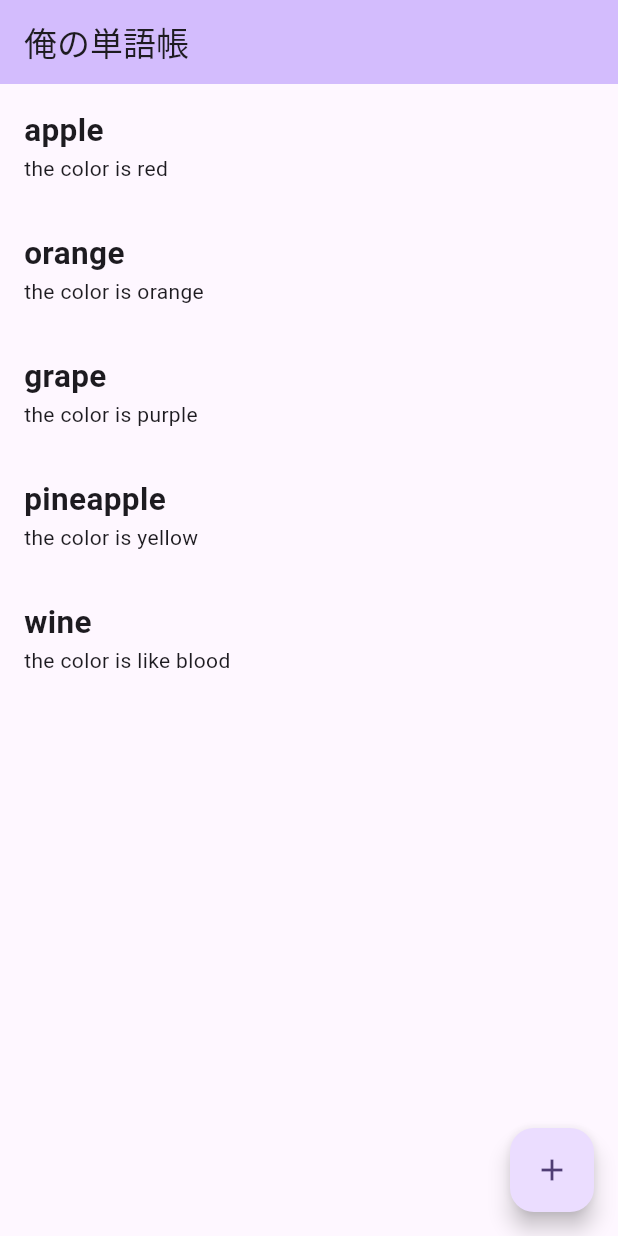
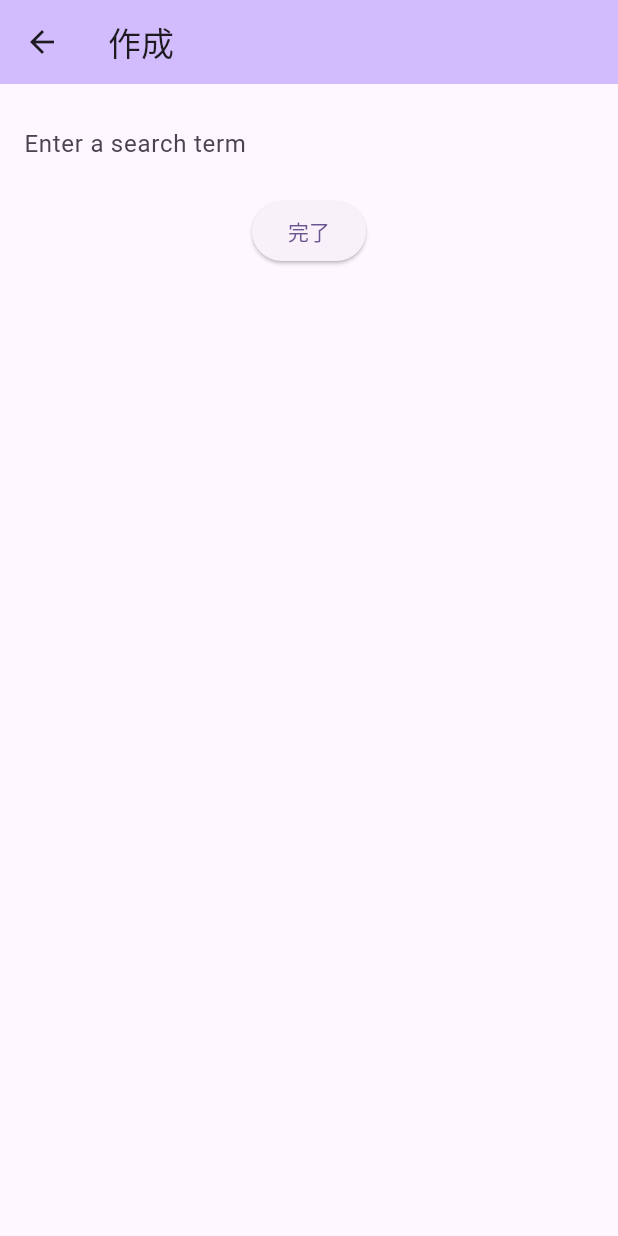
Before and after one commit to ushisantoasobu/FlutterPractice2023, a Flutter app: the screen it shows after launch, after a tap on the "add" icon, on a phone screen of 412 x 824 dp. Run offline on Flutter 3.47's test engine with Material 3 defaults, Android fonts, the phone set to English and light mode, and no system bars.

Commit message:
簡単なformの実装

```diff
--- /dev/null
+++ b/en_words_on_web/lib/page/word_create_or_edit_page.dart
@@ -0,0 +1,57 @@
+import 'package:en_words_on_web/model/word.dart';
+import 'package:en_words_on_web/repository/word_repository.dart';
+import 'package:flutter/material.dart';
+
+class WordCreateOrEditPage extends StatefulWidget {
+  const WordCreateOrEditPage({super.key, required this.title});
+
+  final String title;
+
+  @override
+  State<WordCreateOrEditPage> createState() => _WordCreateOrEditPageState();
+}
+
+class _WordCreateOrEditPageState extends State<WordCreateOrEditPage> {
+  String title = "";
+  String description = "";
+  String urlString = "";
+  bool canFinish = false;
+
+  @override
+  Widget build(BuildContext context) {
+    return Scaffold(
+      appBar: AppBar(
+        backgroundColor: Theme.of(context).colorScheme.inversePrimary,
+        title: Text(widget.title),
+      ),
+      body: Container(
+          padding: const EdgeInsets.all(16),
+          child: Column(
+            children: [
+              TextField(
+                decoration: const InputDecoration(
+                    border: InputBorder.none, hintText: 'Enter a search term'),
+                onChanged: (value) {
+                  title = value;
+                },
+              ),
+              Container(
+                padding: EdgeInsets.all(10),
+                child: ElevatedButton(
+                  child: Text('完了'),
+                  onPressed: () {
+                    if (title.isEmpty) {
+                      return;
+                    }
+
+                    Word word = Word(title: title);
+                    WordRepository().add(word);
+                    Navigator.of(context).pop();
+                  },
+                ),
+              ),
+            ],
+          )),
+    );
+  }
+}
--- a/en_words_on_web/lib/page/word_list_page.dart
+++ b/en_words_on_web/lib/page/word_list_page.dart
@@ -1,4 +1,5 @@
 import 'package:en_words_on_web/model/word.dart';
+import 'package:en_words_on_web/page/word_create_or_edit_page.dart';
 import 'package:en_words_on_web/repository/word_repository.dart';
 import 'package:flutter/material.dart';
 import 'package:url_launcher/url_launcher.dart';
@@ -20,9 +21,8 @@ class _WordListPageState extends State<WordListPage> {
     _words = repository.fetch();
   }
 
-  void _addItem() {
+  void _refresh() {
     setState(() {
-      repository.add();
       _words = repository.fetch();
     });
   }
@@ -69,7 +69,15 @@ class _WordListPageState extends State<WordListPage> {
         },
       ),
       floatingActionButton: FloatingActionButton(
-        onPressed: _addItem,
+        onPressed: () {
+          Navigator.of(context).push(MaterialPageRoute(builder: (context) {
+            return const WordCreateOrEditPage(
+              title: '作成',
+            );
+          })).then((value) {
+            _refresh();
+          });
+        },
         tooltip: 'Increment',
         child: const Icon(Icons.add),
       ),
--- a/en_words_on_web/lib/repository/word_repository.dart
+++ b/en_words_on_web/lib/repository/word_repository.dart
@@ -1,6 +1,15 @@
 import 'package:en_words_on_web/model/word.dart';
 
 class WordRepository {
+  // singleton: テスト用のため
+  static final WordRepository _instance = WordRepository._internal();
+
+  factory WordRepository() {
+    return _instance;
+  }
+
+  WordRepository._internal();
+
   List<Word> words = [
     Word(
         title: 'apple',
@@ -24,10 +33,11 @@ class WordRepository {
     return words;
   }
 
-  void add() {
-    words.add(Word(
-        title: 'wine',
-        description: 'the color is like blood',
-        urlString: null));
+  void add(Word word) {
+    words.add(word);
+    // words.add(Word(
+    //     title: 'wine',
+    //     description: 'the color is like blood',
+    //     urlString: null));
   }
 }
```
